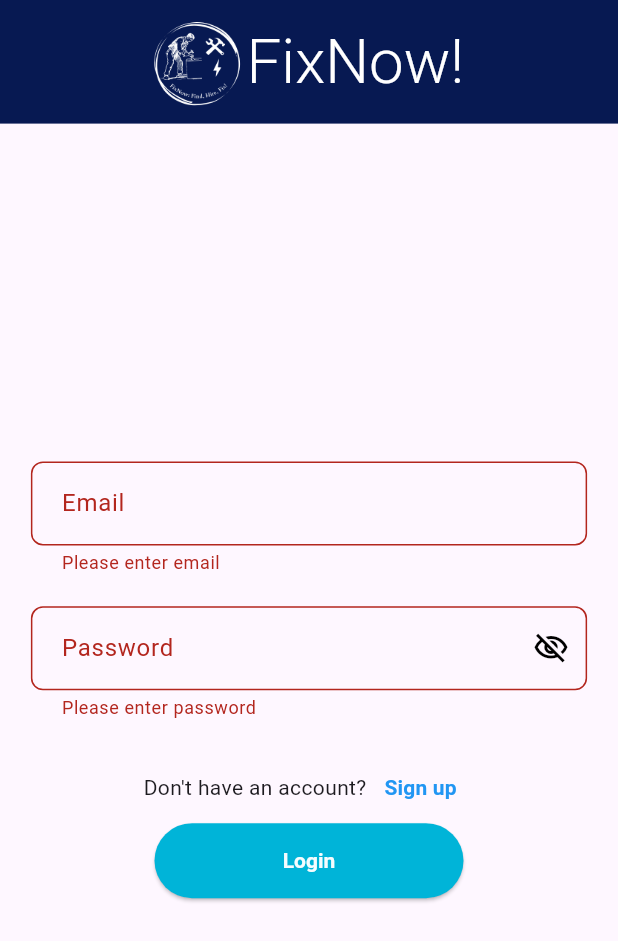
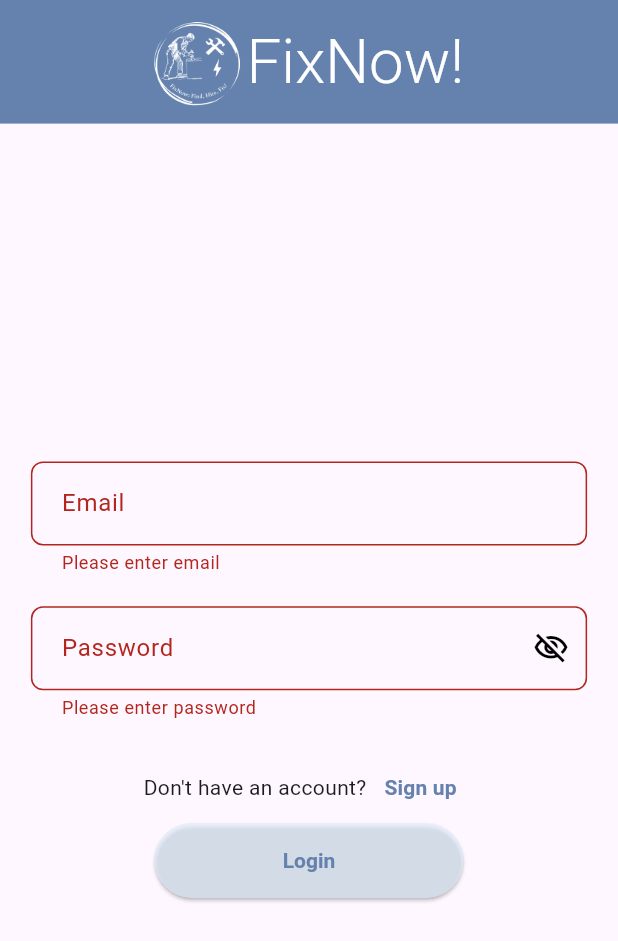
Before and after one commit to lavanya-sr8/FixNow, a Flutter app: the screen it shows after launch, after a tap on "Login", on a phone screen of 412 x 824 dp. Shown: the top 941 px of the screen. Run offline on Flutter 3.47's test engine with Material 3 defaults, Android fonts, the phone set to English and light mode, and no system bars; our stand-ins replace cloud_firestore, firebase_auth, firebase_core; missing offline and left inert: rename; accounts and stored records are empty.

Commit message:
Login signup backend done

```diff
--- a/lib/main.dart
+++ b/lib/main.dart
@@ -1,49 +1,31 @@
+import 'package:FixNow/firebase_options.dart';
+import 'package:firebase_auth/firebase_auth.dart';
+import 'package:firebase_core/firebase_core.dart';
 import 'package:flutter/material.dart';
-import 'package:FixNow/sign_up.dart';
-import 'package:FixNow/user_profile.dart';
+import 'handyman_bookings.dart';
+import 'sign_up.dart';
+// import 'header.dart';
+import 'package:rename/rename.dart';
+Future<void> main() async {
+  WidgetsFlutterBinding.ensureInitialized();
 
-// import 'header.dart';
-//import 'package:rename/rename.dart';
-
-
-void main() => runApp(const FixNowApp());
-
-// class FixNowApp extends StatelessWidget {
-//   const FixNowApp({super.key});
-
-//   @override
-//   Widget build(BuildContext context) {
-//     return MaterialApp(
-//       title: 'FixNow: Find, Hire, Fix!',
-//       theme: ThemeData(
-//         primarySwatch: Colors.blue,
-//       ),
-//       home: Scaffold(
-//         appBar: Header(showBackArrow: false), // Use the Header widget instead of AppBar
-//         body: const Center(
-//           child: Column(
-//             mainAxisAlignment: MainAxisAlignment.center,
-//             children: <Widget>[
-//               LoginForm(),
-//             ],
-//           ),
-//         ),
-//       ),
-//     );
-//   }
-// }
+  await Firebase.initializeApp(
+    options: DefaultFirebaseOptions.currentPlatform,
+  );
+  runApp(const FixNowApp());
+}
 
 class FixNowApp extends StatelessWidget {
   const FixNowApp({super.key});
 
   @override
   Widget build(BuildContext context) {
-    return LayoutBuilder(builder: (context, constraints) {
+    return LayoutBuilder(
+      builder: (context, constraints) {
         double toolbarHeight = constraints.maxHeight * 0.1;
-      double appBarFontSize = toolbarHeight * 0.5;
-      double iconSize = appBarFontSize * 1.5;
+        double appBarFontSize = toolbarHeight*0.5;
+        double iconSize = appBarFontSize*1.5;
         return MaterialApp(
-        debugShowCheckedModeBanner: false,
       title: 'FixNow: Find, Hire, Fix!',
       theme: ThemeData(
         primarySwatch: Colors.blue,
@@ -51,32 +33,33 @@ class FixNowApp extends StatelessWidget {
       home: Scaffold(
         appBar: AppBar(
           toolbarHeight: toolbarHeight,
-            title: Row(
-              mainAxisAlignment: MainAxisAlignment.center,
-              children: [
-                Image.asset('assets/fixnow_dark.png',
-                    fit: BoxFit.cover, height: iconSize, width: iconSize),
+          title:
+          Row(mainAxisAlignment: MainAxisAlignment.center, children: [
+            Image.asset('assets/fixnow_dark.png', fit: BoxFit.cover, height: iconSize, width: iconSize),
             Text(
             'FixNow!',
             style: TextStyle(
               fontWeight: FontWeight.w300,
               color: Colors.white,
-                      fontSize: appBarFontSize),
+              fontSize: appBarFontSize
+            ),
           )
-              ],
+          ],),
+          backgroundColor: const Color.fromRGBO(100, 130, 173, 1),
+
         ),
-            backgroundColor: const Color(0xFF071952),
-          ),
-          body: const Center(
-              child: Column(
+        body: const Center(child: Column(
           mainAxisAlignment: MainAxisAlignment.center,
-            children: <Widget>[LoginForm()],
+          children: const <Widget>[LoginForm()],
         )),
       ),
     );
-    });
+      }
+      );
+
   }
 }
+
 class LoginForm extends StatefulWidget {
   const LoginForm({super.key});
 
@@ -113,8 +96,7 @@ class LoginFormState extends State<LoginForm> {
 
         return Container(
           color: const Color.fromRGBO(240, 221, 169, 0.004),
-          padding:
-              EdgeInsets.all(constraints.maxWidth * 0.05), // Responsive padding
+          padding: EdgeInsets.all(constraints.maxWidth * 0.05), // Responsive padding
           child: Center(
             child: SizedBox(
               width: formWidth,
@@ -128,8 +110,7 @@ class LoginFormState extends State<LoginForm> {
                       decoration: InputDecoration(
                         labelText: 'Email',
                         hintText: 'Enter your email',
-                        contentPadding: EdgeInsets.symmetric(
-                            vertical: 16.0, horizontal: formWidth * 0.04),
+                        contentPadding: EdgeInsets.symmetric(vertical: 16.0, horizontal: formWidth * 0.04),
                         border: OutlineInputBorder(
                           borderRadius: BorderRadius.circular(8.0),
                         ),
@@ -138,40 +119,31 @@ class LoginFormState extends State<LoginForm> {
                       validator: (String? value) {
                         if (value == null || value.isEmpty) {
                           return 'Please enter email';
-                        } else if (!RegExp(r'^[^@]+@[^@]+\.[^@]+')
-                            .hasMatch(value)) {
+                        } else if (!RegExp(r'^[^@]+@[^@]+\.[^@]+').hasMatch(value)) {
                           return 'Please enter a valid email';
                         }
                         return null;
                       },
                     ),
-                    SizedBox(
-                        height:
-                            constraints.maxWidth * 0.05), // Responsive spacing
+                    SizedBox(height: constraints.maxWidth * 0.05), // Responsive spacing
                     TextFormField(
-                      controller:
-                          _passwordController, // Password controller added
-                      obscureText:
-                          !_isPasswordVisible, // Password visibility toggle added
+                      controller: _passwordController, // Password controller added
+                      obscureText: !_isPasswordVisible, // Password visibility toggle added
                       decoration: InputDecoration(
                         labelText: 'Password',
                         hintText: 'Enter password',
-                        contentPadding: EdgeInsets.symmetric(
-                            vertical: 16.0, horizontal: formWidth * 0.04),
+                        contentPadding: EdgeInsets.symmetric(vertical: 16.0, horizontal: formWidth * 0.04),
                         border: OutlineInputBorder(
                           borderRadius: BorderRadius.circular(8.0),
                         ),
                         suffixIcon: IconButton(
                           icon: Icon(
-                            _isPasswordVisible
-                                ? Icons.visibility_outlined
-                                : Icons.visibility_off_outlined,
+                            _isPasswordVisible ? Icons.visibility_outlined : Icons.visibility_off_outlined,
                             color: Colors.black,
                           ),
                           onPressed: () {
                             setState(() {
-                              _isPasswordVisible =
-                                  !_isPasswordVisible; // Toggle password visibility
+                              _isPasswordVisible = !_isPasswordVisible; // Toggle password visibility
                             });
                           },
                         ),
@@ -186,24 +158,19 @@ class LoginFormState extends State<LoginForm> {
                         return null;
                       },
                     ),
-                    SizedBox(
-                        height:
-                            constraints.maxWidth * 0.05), // Responsive spacing
+                    SizedBox(height: constraints.maxWidth * 0.05), // Responsive spacing
                     Row(
                       mainAxisAlignment: MainAxisAlignment.center,
                       children: <Widget>[
                         const Text("Don't have an account?"),
                         TextButton(
                           onPressed: () {
-                            Navigator.push(
-                                context,
-                                MaterialPageRoute(
-                                    builder: (context) => const SignUpPage()));
+                            Navigator.push(context, MaterialPageRoute(builder: (context) => const SignUpPage()));
                           },
                           child: const Text(
                             'Sign up',
                             style: TextStyle(
-                              color: Colors.blue,
+                              color: Color.fromRGBO(100, 130, 173, 1),
                               fontWeight: FontWeight.bold,
                             ),
                           ),
@@ -212,20 +179,15 @@ class LoginFormState extends State<LoginForm> {
                     ),
                     Center(
                       child: ElevatedButton(
-                        onPressed: () {
+                        onPressed: () async {
                           if (_formKey.currentState!.validate()) {
-                            Navigator.push(
-                              context,
-                              MaterialPageRoute(
-                                  builder: (context) => UserProfile()),
-                            );
+                            await signIn(_emailController.text.trim(),
+                              _passwordController.text.trim(), context);
                           }
                         },
                         style: ElevatedButton.styleFrom(
-                          minimumSize: Size(buttonWidth,
-                              50), // Full-width button within the form width
-                          backgroundColor: const Color(0xFF00B4D8),
-
+                          minimumSize: Size(buttonWidth, 50), // Full-width button within the form width
+                          backgroundColor: const Color.fromRGBO(226, 241, 255, 0.643),
                           textStyle: const TextStyle(
                             fontWeight: FontWeight.w500,
                           ),
@@ -233,7 +195,7 @@ class LoginFormState extends State<LoginForm> {
                         child: const Text(
                           'Login',
                           style: TextStyle(
-                            color: Color.fromRGBO(255, 255, 255, 0.965),
+                            color: Color.fromRGBO(100, 130, 173, 10),
                             fontWeight: FontWeight.w700,
                           ),
                         ),
@@ -249,3 +211,22 @@ class LoginFormState extends State<LoginForm> {
     );
   }
 }
+
+ Future<void> signIn(String email, String password, BuildContext context) async {
+    try {
+      await FirebaseAuth.instance.signInWithEmailAndPassword(
+        email: email,
+        password: password,
+      );
+      // On success, navigate to the next page (e.g., bookings or dashboard)
+      Navigator.push(
+        context,
+        MaterialPageRoute(builder: (context) => const Notifications()),
+      );
+    } catch (e) {
+      // Handle errors (e.g., wrong credentials or user not found)
+      ScaffoldMessenger.of(context).showSnackBar(
+        SnackBar(content: Text('Failed to login: ${e.toString()}')),
+      );
+    }
+  }
```
Also changed, not shown: lib/sign_up.dart (+38 -58 lines), firebase.json (added), lib/firebase_options.dart (added), 5 other files. Lines whose indentation alone changed are shown as unchanged.
